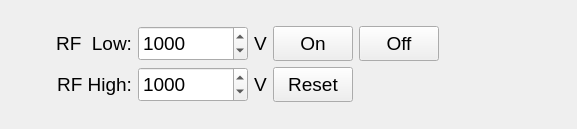
Qt form RF_System_UI.ui (smertouh/1_MeV_UI_additional) before a commit.
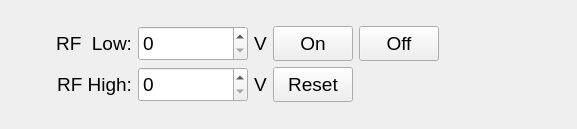
The same form after that commit. Icons and pictures are not drawn.

The edit to the form file:
```diff
--- a/RF_System_UI.ui
+++ b/RF_System_UI.ui
@@ -91,7 +91,7 @@
          <number>50</number>
         </property>
         <property name="value">
-         <number>1000</number>
+         <number>0</number>
         </property>
        </widget>
       </item>
@@ -193,7 +193,7 @@
          <number>50</number>
         </property>
         <property name="value">
-         <number>1000</number>
+         <number>0</number>
         </property>
        </widget>
       </item>
```
